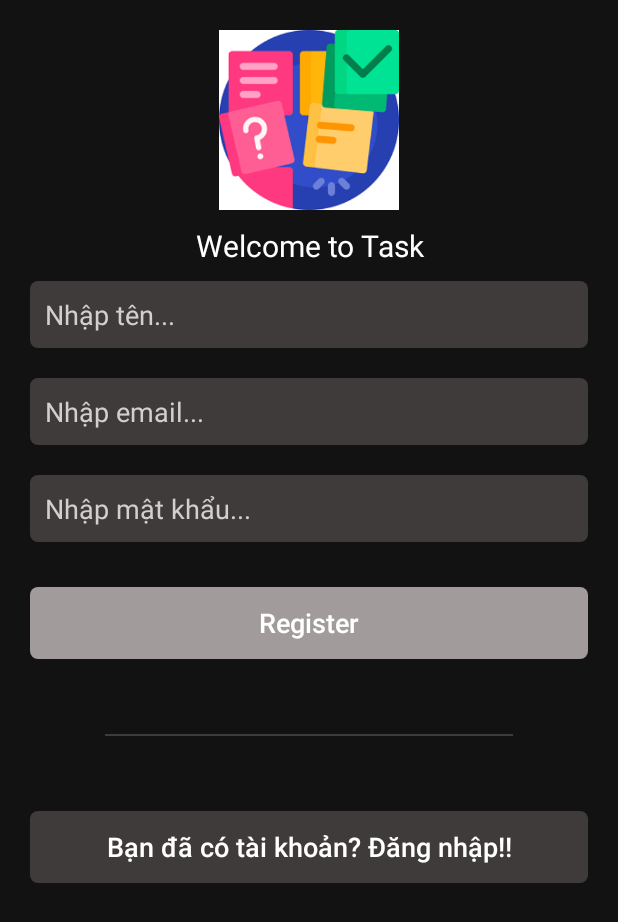
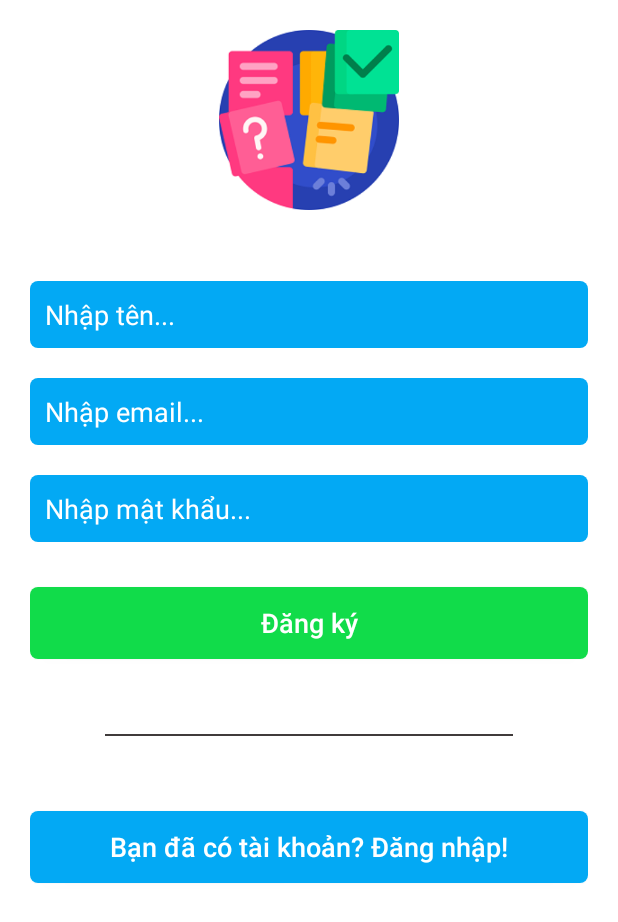
Before and after one commit to huynhit24/Task, an Android app: the RegisterActivity screen opened directly, with no data from a screen before it, on a phone screen of 412 x 824 dp. Shown: the top 922 px of the screen. Run offline under Robolectric (Android 15) with nearby library versions, the phone set to English and light mode, and no system bars; our stand-ins replace Volley; network calls fail.

Commit message:
fix typo

```diff
--- a/app/src/main/java/com/huynhkhoa/task/LoginActivity.java
+++ b/app/src/main/java/com/huynhkhoa/task/LoginActivity.java
@@ -169,7 +169,7 @@ public class LoginActivity extends AppCompatActivity {
     protected void onStart() {
         super.onStart();
 
-        SharedPreferences todo_pref = getSharedPreferences("user_todo", MODE_PRIVATE);
+        SharedPreferences todo_pref = getSharedPreferences("user_task", MODE_PRIVATE);
         if(todo_pref.contains("token")) {
             startActivity(new Intent(LoginActivity.this, MainActivity.class));
             finish();
--- a/app/src/main/res/drawable/btn_bg.xml
+++ b/app/src/main/res/drawable/btn_bg.xml
@@ -12,7 +12,7 @@
         android:right="10dp"
         />
     <solid
-        android:color="#A19B9B"
+        android:color="#11DC4A"
         />
 
 </shape>
--- a/app/src/main/res/drawable/input_field.xml
+++ b/app/src/main/res/drawable/input_field.xml
@@ -6,7 +6,7 @@
         android:radius="5dp"
         />
     <solid
-        android:color="@color/shade_black"
+        android:color="@color/darkblue"
         />
     <padding
         android:top="10dp"
--- a/app/src/main/res/layout/activity_main.xml
+++ b/app/src/main/res/layout/activity_main.xml
@@ -7,7 +7,7 @@
     android:layout_height="match_parent"
     android:fitsSystemWindows="true"
     android:id="@+id/drawer_layout"
-    android:background="@color/colorPrimaryDark"
+    android:background="@color/white"
     tools:context=".MainActivity">
     <LinearLayout
         android:layout_width="match_parent"
--- a/app/src/main/res/layout/activity_register.xml
+++ b/app/src/main/res/layout/activity_register.xml
@@ -7,7 +7,7 @@
     <LinearLayout
         android:layout_width="match_parent"
         android:layout_height="match_parent"
-        android:background="@color/colorPrimaryDark"
+        android:background="@color/white"
         android:orientation="vertical"
         >
         <ImageView
@@ -47,7 +47,7 @@
                 android:layout_height="wrap_content"
                 android:hint="Nhập tên..."
                 android:background="@drawable/input_field"
-                android:textColorHint="#D3CFCF"
+                android:textColorHint="#ffffff"
                 android:id="@+id/name_ET"
                 android:singleLine="true"
                 android:textColor="#ffffff"
@@ -58,7 +58,7 @@
                 android:layout_height="wrap_content"
                 android:hint="Nhập email..."
                 android:background="@drawable/input_field"
-                android:textColorHint="#D3CFCF"
+                android:textColorHint="#ffffff"
                 android:id="@+id/email_ET"
                 android:singleLine="true"
                 android:inputType="text"
@@ -70,7 +70,7 @@
                 android:layout_height="wrap_content"
                 android:hint="Nhập mật khẩu..."
                 android:background="@drawable/input_field"
-                android:textColorHint="#D3CFCF"
+                android:textColorHint="#ffffff"
                 android:id="@+id/password_ET"
                 android:layout_marginTop="20dp"
                 android:singleLine="true"
@@ -81,7 +81,7 @@
             <Button
                 android:layout_width="match_parent"
                 android:layout_height="wrap_content"
-                android:text="Register"
+                android:text="Đăng ký"
                 android:textAllCaps="false"
                 android:textSize="18sp"
                 android:id="@+id/registerBtn"
@@ -99,7 +99,7 @@
             <Button
                 android:layout_width="match_parent"
                 android:layout_height="wrap_content"
-                android:text="Bạn đã có tài khoản? Đăng nhập!!"
+                android:text="Bạn đã có tài khoản? Đăng nhập!"
                 android:textSize="18sp"
                 android:textAllCaps="false"
                 android:background="@drawable/input_field"
```
Also changed, not shown: app/src/main/res/layout/activity_login.xml (+5 -5 lines).
